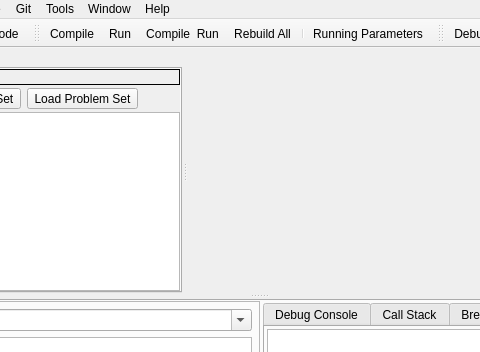
Before: the Qt Designer form RedPandaIDE/mainwindow.ui in royqh1979/RedPanda-CPP, drawn with Qt 5; both pictures show x 435 to 915 and y 0 to 352 of the 1388 by 619 pixel window.
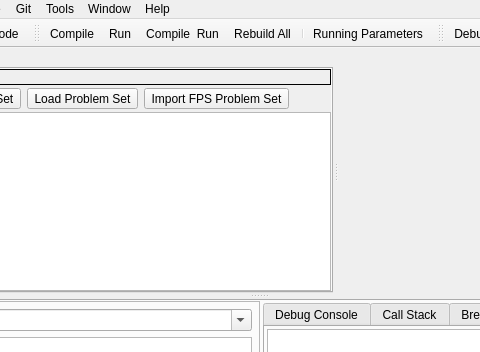
After: the same form once the commit is applied. Icons and pictures are not drawn. Custom widgets are drawn as their Qt base class.

Commit message: - enhancement: Import FPS (free problem set) files.

```diff
--- a/RedPandaIDE/mainwindow.ui
+++ b/RedPandaIDE/mainwindow.ui
@@ -838,6 +838,17 @@
            </property>
           </widget>
          </item>
+         <item>
+          <widget class="QToolButton" name="btnImportFPS">
+           <property name="text">
+            <string>Import FPS Problem Set</string>
+           </property>
+           <property name="icon">
+            <iconset resource="icons.qrc">
+             <normaloff>:/icons/images/newlook24/058-prev.png</normaloff>:/icons/images/newlook24/058-prev.png</iconset>
+           </property>
+          </widget>
+         </item>
          <item>
           <spacer name="horizontalSpacer_3">
            <property name="orientation">
```
The commit also changes 29 other files.
